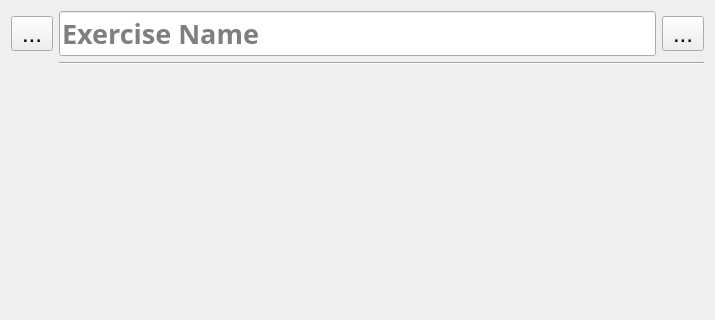
Before: the Qt Designer form ui/items/Exercise.ui in OpenFitnessPal/OpenFitnessPal, drawn with Qt 5; both pictures show x 0 to 715 and y 0 to 320 of the 715 by 498 pixel window.
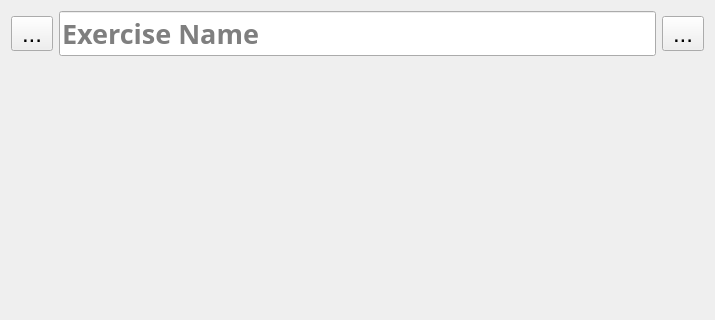
After: the same form once the commit is applied. Icons and pictures are not drawn.

```diff
--- a/ui/items/Exercise.ui
+++ b/ui/items/Exercise.ui
@@ -38,9 +38,6 @@
      <layout class="QVBoxLayout" name="exerciseLayout">
       <item>
        <spacer name="verticalSpacer">
-        <property name="orientation">
-         <enum>Qt::Orientation::Vertical</enum>
-        </property>
         <property name="sizeHint" stdset="0">
          <size>
           <width>20</width>
@@ -65,7 +62,7 @@
    <item row="1" column="1" colspan="2">
     <widget class="Line" name="line">
      <property name="orientation">
-      <enum>Qt::Orientation::Horizontal</enum>
+      <enum>Qt::Vertical</enum>
      </property>
     </widget>
    </item>
```
Left out of the diff: 22 changed lines with no effect on the pictures.
